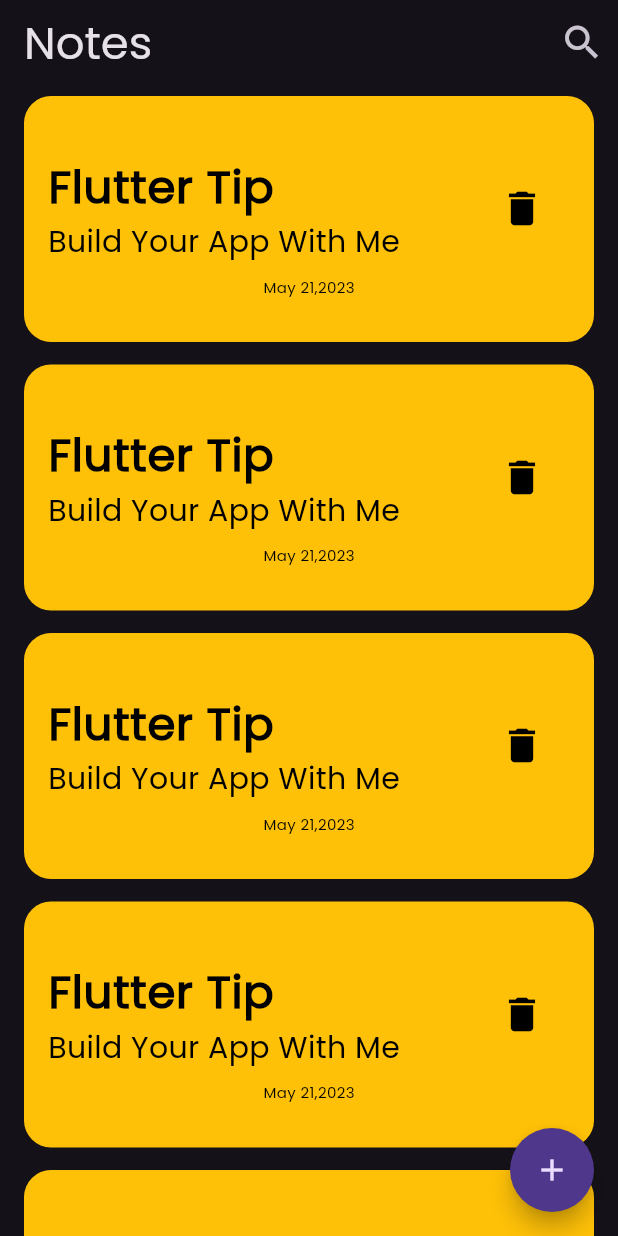
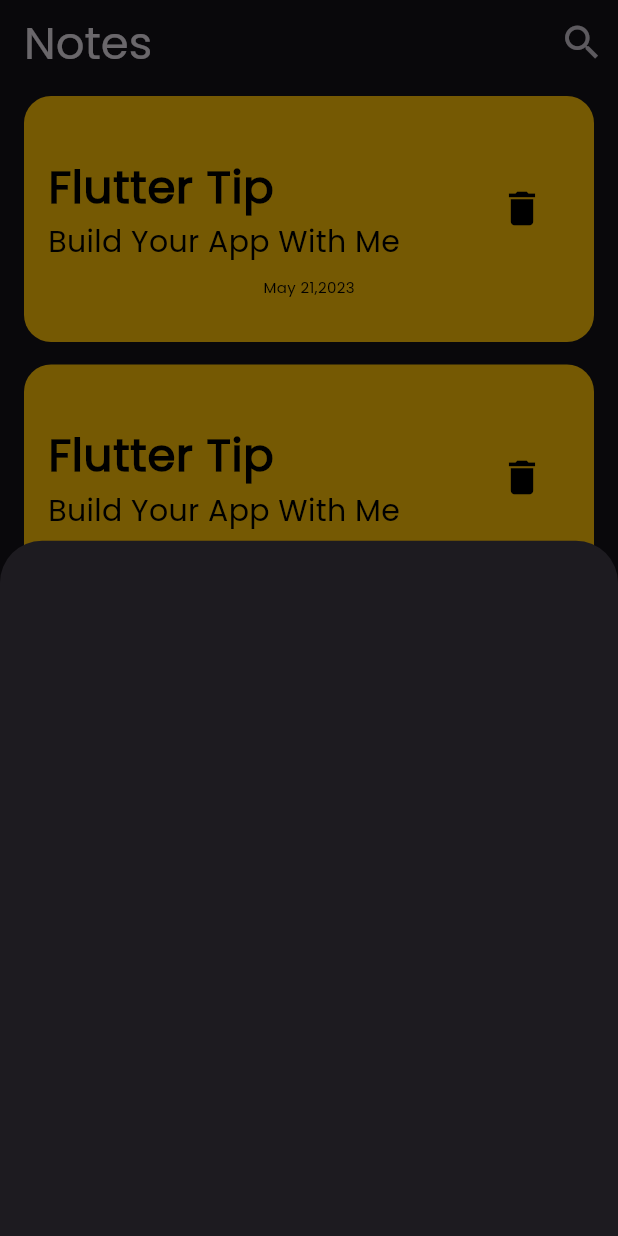
Before and after one commit to MahmoudHassan2505/Notes-App, a Flutter app: the screen it shows after launch, after a tap on the "add" icon, on a phone screen of 412 x 824 dp. Run offline on Flutter 3.47's test engine with Material 3 defaults, Android fonts, the phone set to English and light mode, and no system bars.

```diff
--- a/lib/pages/home_page.dart
+++ b/lib/pages/home_page.dart
@@ -1,4 +1,5 @@
 import 'package:flutter/material.dart';
+import 'package:notes_app/widgets/add_note.dart';
 import 'package:notes_app/widgets/home_page_body.dart';
 
 class HomePage extends StatelessWidget {
@@ -9,7 +10,13 @@ class HomePage extends StatelessWidget {
     return Scaffold(
       floatingActionButton: FloatingActionButton(
         shape: CircleBorder(),
-        onPressed: () {},
+        onPressed: () {
+          showModalBottomSheet(
+              context: context,
+              builder: (context) {
+                return AddNote();
+              });
+        },
         child: Icon(Icons.add),
       ),
       appBar: AppBar(
--- /dev/null
+++ b/lib/widgets/add_note.dart
@@ -0,0 +1,10 @@
+import 'package:flutter/material.dart';
+
+class AddNote extends StatelessWidget {
+  const AddNote({super.key});
+
+  @override
+  Widget build(BuildContext context) {
+    return Container();
+  }
+}
```
